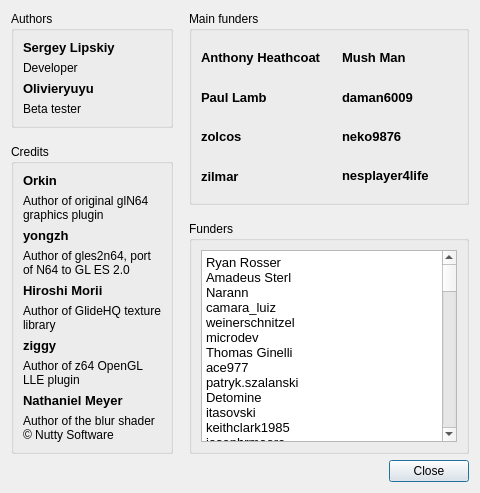
Above: src/GLideNUI/AboutDialog.ui from gonetz/GLideN64 before the change. Below: the same form after it.
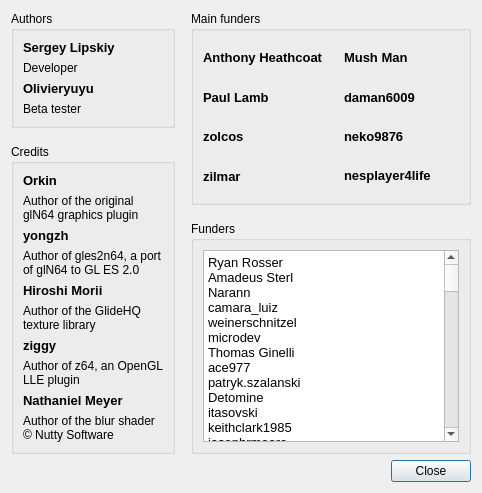
That is the form after the change. Icons and pictures are not drawn.

Commit message: Language fixes to About window

```diff
--- a/src/GLideNUI/AboutDialog.ui
+++ b/src/GLideNUI/AboutDialog.ui
@@ -5,6 +5,14 @@
   <property name="windowModality">
    <enum>Qt::WindowModal</enum>
   </property>
+  <property name="geometry">
+   <rect>
+    <x>0</x>
+    <y>0</y>
+    <width>535</width>
+    <height>424</height>
+   </rect>
+  </property>
   <property name="windowTitle">
    <string>About GLideN64</string>
   </property>
@@ -109,7 +117,7 @@
           <item>
            <widget class="QLabel" name="label_15">
             <property name="text">
-             <string>Author of original glN64 graphics plugin</string>
+             <string>Author of the original glN64 graphics plugin</string>
             </property>
             <property name="alignment">
              <set>Qt::AlignLeading|Qt::AlignLeft|Qt::AlignTop</set>
@@ -139,7 +147,7 @@
           <item>
            <widget class="QLabel" name="label_17">
             <property name="text">
-             <string>Author of gles2n64, port of N64 to GL ES 2.0</string>
+             <string>Author of gles2n64, a port of glN64 to GL ES 2.0</string>
             </property>
             <property name="alignment">
              <set>Qt::AlignLeading|Qt::AlignLeft|Qt::AlignTop</set>
@@ -169,7 +177,7 @@
           <item>
            <widget class="QLabel" name="label_19">
             <property name="text">
-             <string>Author of GlideHQ texture library</string>
+             <string>Author of the GlideHQ texture library</string>
             </property>
             <property name="alignment">
              <set>Qt::AlignLeading|Qt::AlignLeft|Qt::AlignTop</set>
@@ -199,7 +207,7 @@
           <item>
            <widget class="QLabel" name="label_21">
             <property name="text">
-             <string>Author of z64 OpenGL LLE plugin</string>
+             <string>Author of z64, an OpenGL LLE plugin</string>
             </property>
             <property name="alignment">
              <set>Qt::AlignLeading|Qt::AlignLeft|Qt::AlignTop</set>
```
